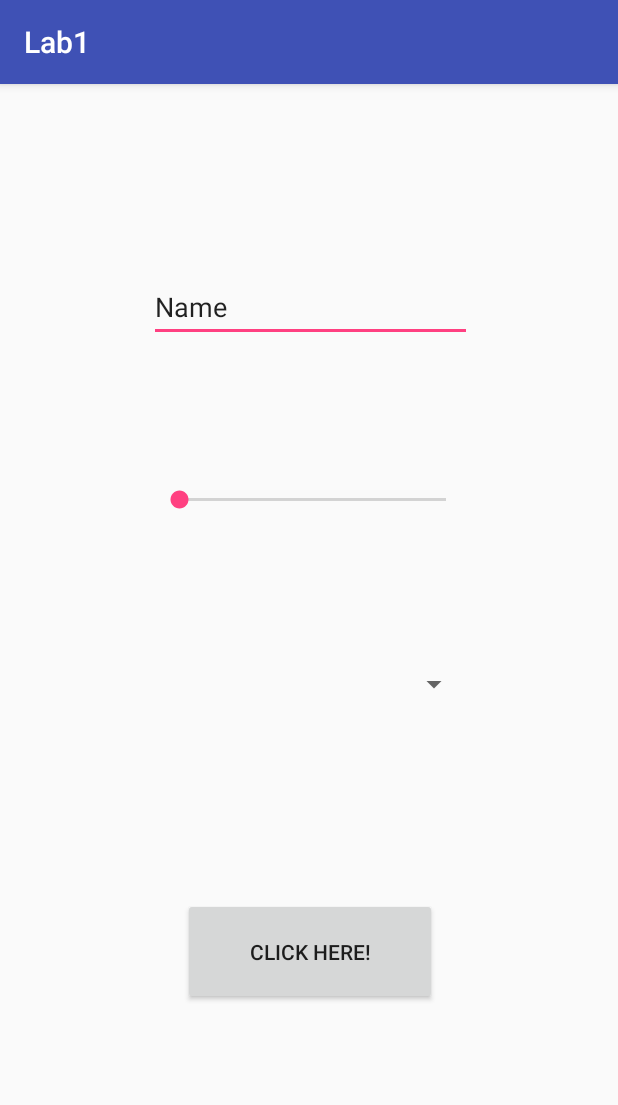
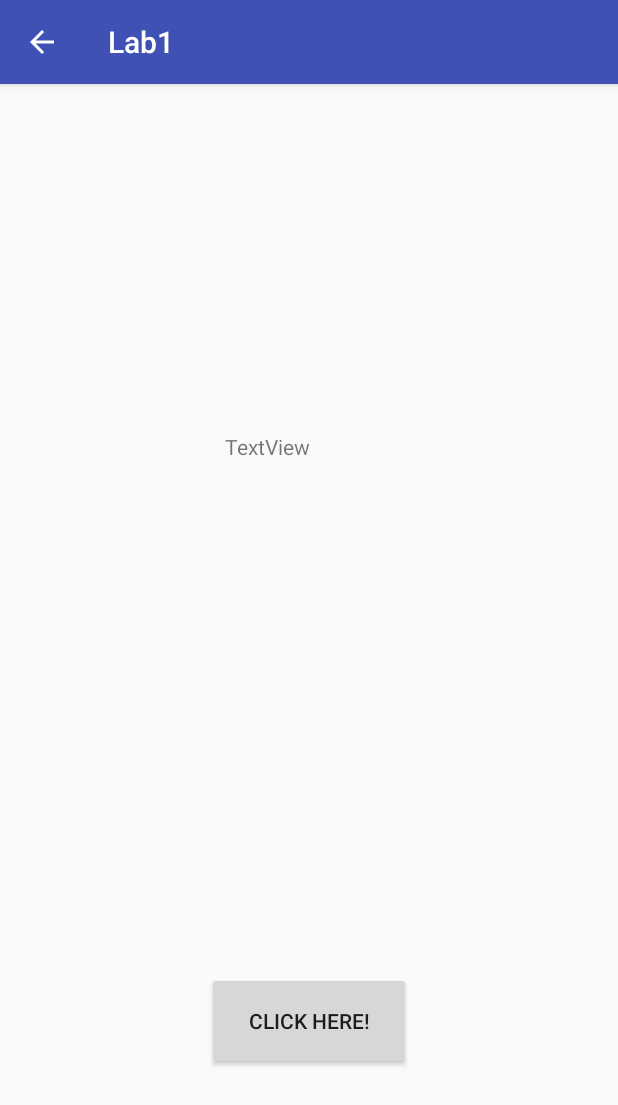
Before and after one commit to HSnils/IMT3673, an Android app: the screen it shows after launch (A1 before the commit, A2 after it), after a tap on "CLICK HERE!", on a phone screen of 412 x 824 dp. Shown: the top 1105 px of the screen. Run offline under Robolectric (Android 15) with nearby library versions, the phone set to English and light mode, and no system bars.

Commit message:
Uses INTENT to send message from A1 to A2

```diff
--- a/lab1/app/src/main/java/com/ntnu/henrik/lab1/A1.java
+++ b/lab1/app/src/main/java/com/ntnu/henrik/lab1/A1.java
@@ -1,11 +1,14 @@
 package com.ntnu.henrik.lab1;
 
+import android.content.Intent;
 import android.support.v7.app.AppCompatActivity;
 import android.os.Bundle;
 import android.view.View;
+import android.widget.EditText;
 import android.widget.Toast;
 
 public class A1 extends AppCompatActivity {
+    public static final String EXTRA_MESSAGE = "com.ntnu.henrik.lab1.MESSAGE";
 
     @Override
     protected void onCreate(Bundle savedInstanceState) {
@@ -13,11 +16,11 @@ public class A1 extends AppCompatActivity {
         setContentView(R.layout.activity_a1);
     }
 
-    public void onButtonTap(View v){
-        Toast myToast = Toast.makeText(
-                getApplicationContext(),
-                "TEST!",
-                Toast.LENGTH_LONG);
-        myToast.show();
+    public void onClickButtonA1(View view){
+        Intent intent = new Intent(this, A2.class);
+        EditText editText = (EditText) findViewById(R.id.editText);
+        String message = editText.getText().toString();
+        intent.putExtra(EXTRA_MESSAGE, message);
+        startActivity(intent);
     }
 }
--- a/lab1/app/src/main/java/com/ntnu/henrik/lab1/A2.java
+++ b/lab1/app/src/main/java/com/ntnu/henrik/lab1/A2.java
@@ -1,7 +1,9 @@
 package com.ntnu.henrik.lab1;
 
+import android.content.Intent;
 import android.support.v7.app.AppCompatActivity;
 import android.os.Bundle;
+import android.widget.TextView;
 
 public class A2 extends AppCompatActivity {
 
@@ -9,5 +11,13 @@ public class A2 extends AppCompatActivity {
     protected void onCreate(Bundle savedInstanceState) {
         super.onCreate(savedInstanceState);
         setContentView(R.layout.activity_a2);
+
+        // Get the Intent that started this activity and extract the string
+        Intent intent = getIntent();
+        String message = intent.getStringExtra(A1.EXTRA_MESSAGE);
+
+        // Capture the layout's TextView and set the string as its text
+        TextView textView = findViewById(R.id.textView);
+        textView.setText(message);
     }
 }
--- a/lab1/app/src/main/res/layout/activity_a1.xml
+++ b/lab1/app/src/main/res/layout/activity_a1.xml
@@ -14,7 +14,7 @@
         android:layout_marginEnd="107dp"
         android:layout_marginStart="108dp"
         android:layout_marginTop="50dp"
-        android:onClick="onButtonTap"
+        android:onClick="onClickButtonA1"
         android:text="@string/buttonText"
         app:layout_constraintBottom_toBottomOf="parent"
         app:layout_constraintEnd_toEndOf="parent"
@@ -44,11 +44,11 @@
         android:layout_marginTop="75dp"
         android:ems="10"
         android:inputType="textPersonName"
-        android:text="Name"
         app:layout_constraintBottom_toTopOf="@+id/seekBar"
         app:layout_constraintEnd_toEndOf="parent"
         app:layout_constraintStart_toStartOf="parent"
-        app:layout_constraintTop_toTopOf="parent" />
+        app:layout_constraintTop_toTopOf="parent"
+        tools:text="@string/t1" />
 
     <Spinner
         android:id="@+id/spinner2"
```
Also changed, not shown: lab1/app/src/main/AndroidManifest.xml (+13 -2 lines), lab1/app/src/main/res/layout/activity_a3.xml (+6 -6 lines), lab1/app/src/main/res/values/strings.xml (+4 -4 lines).
